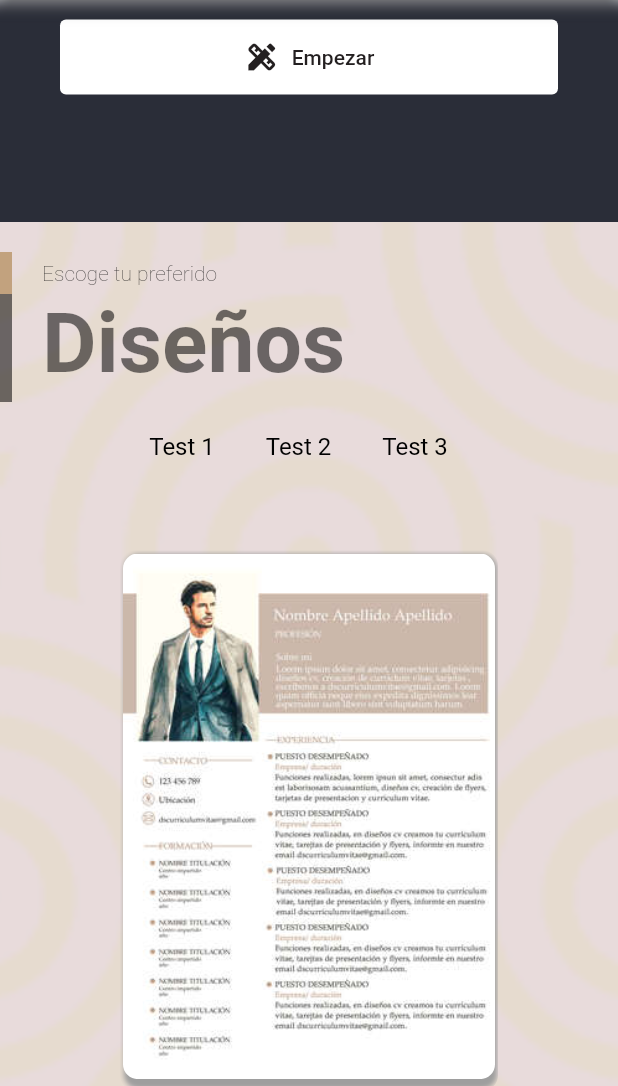
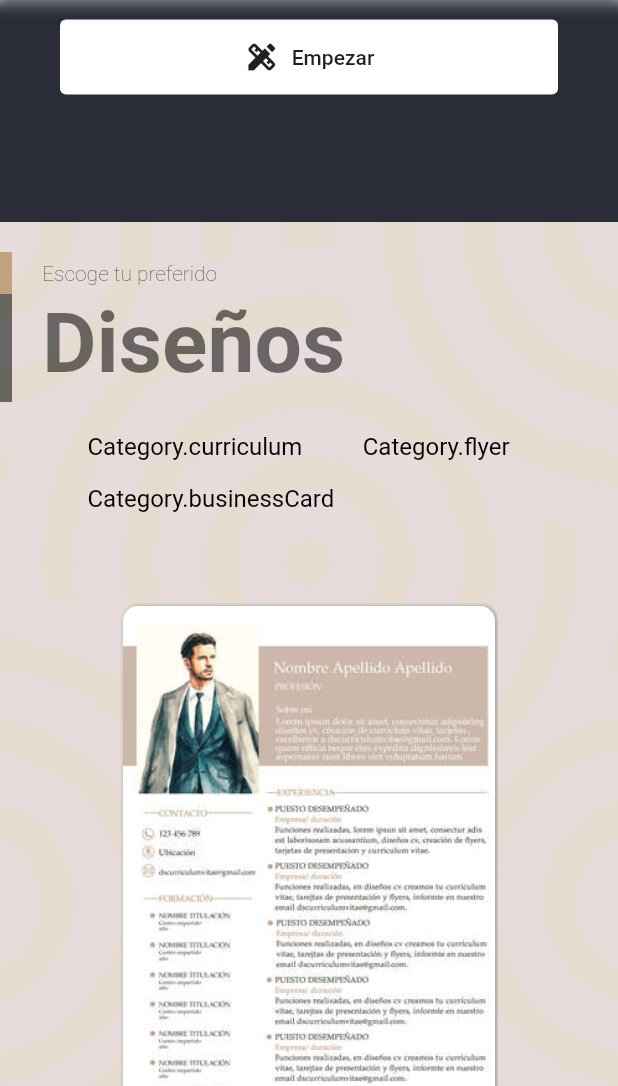
Before and after one commit to xenxi/cv-desing, a Flutter app: the HomePage screen opened by its route, scrolled down 576 dp, on a phone screen of 412 x 824 dp, the part 150-1236 px from its top. Run offline on Flutter 3.47's test engine with Material 2 defaults, Android fonts, the light colour scheme and no system bars; our stand-ins replace animate_do, flutter_hooks, font_awesome_flutter, responsive_builder.

Commit message:
add dinamic categories

```diff
--- /dev/null
+++ b/lib/domain/category.dart
@@ -0,0 +1 @@
+enum Category { curriculum, flyer, businessCard }
--- a/lib/domain/desing.dart
+++ b/lib/domain/desing.dart
@@ -1,8 +1,10 @@
+import 'category.dart';
+
 class Desing {
   final int id;
   final String reference;
   final String url;
-  final String category;
+  final Category category;
 
   Desing(
     this.id,
--- a/lib/presentation/coming_soon/coming_soon_page.dart
+++ b/lib/presentation/coming_soon/coming_soon_page.dart
@@ -1,9 +1,5 @@
 import 'package:animate_do/animate_do.dart';
-import 'package:cv_desing_website_flutter/presentation/core/theme.dart';
 import 'package:cv_desing_website_flutter/presentation/shared/social_links.dart';
-import 'package:cv_desing_website_flutter/presentation/shared/social_links/social_button.dart';
-import 'package:cv_desing_website_flutter/presentation/shared/social_links/social_button_data.dart';
-import 'package:cv_desing_website_flutter/presentation/shared/values/social_data.dart';
 import 'package:flutter/material.dart';
 
 import 'widgets/comin_soon_logo.dart';
--- a/lib/presentation/home/sections/blog/blog_section.dart
+++ b/lib/presentation/home/sections/blog/blog_section.dart
@@ -1,5 +1,4 @@
 import 'package:cv_desing_website_flutter/presentation/coming_soon/coming_soon_page.dart';
-import 'package:cv_desing_website_flutter/presentation/coming_soon/widgets/comin_soon_logo.dart';
 import 'package:cv_desing_website_flutter/presentation/home/widgets/section.dart';
 import 'package:flutter/material.dart';
 
--- a/lib/presentation/home/sections/portfolio/portfolio_section.dart
+++ b/lib/presentation/home/sections/portfolio/portfolio_section.dart
@@ -1,8 +1,9 @@
 import 'package:animate_do/animate_do.dart';
+import 'package:cv_desing_website_flutter/domain/category.dart';
 import 'package:cv_desing_website_flutter/presentation/core/theme.dart';
 import 'package:cv_desing_website_flutter/presentation/home/widgets/section.dart';
 import 'package:cv_desing_website_flutter/presentation/shared/section_tittle.dart';
-import 'package:cv_desing_website_flutter/presentation/shared/values/desings_data.dart';
+import 'package:cv_desing_website_flutter/presentation/shared/values/desing_data.dart';
 import 'package:cv_desing_website_flutter/presentation/shared/values/image_path.dart';
 import 'package:cv_desing_website_flutter/presentation/shared/values/location.dart';
 import 'package:flutter/material.dart';
@@ -10,14 +11,15 @@ import 'widgets/project_categories/project_categories.dart';
 import 'widgets/project_categories/project_category_data.dart';
 import 'widgets/project_item/project_item.dart';
 
-final categoriesData = [
-  ProjectCategoryData(number: 0, title: 'Test 1'),
-  ProjectCategoryData(number: 1, title: 'Test 2'),
-  ProjectCategoryData(number: 2, title: 'Test 3'),
-];
-
 class PortfolioSection extends StatelessWidget {
   final curriculumsData = DesingData.desings;
+  final categoriesData = Category.values
+      .map((category) => ProjectCategoryData(
+          number:
+              DesingData.desings.where((e) => e.category == category).length,
+          title: category.toString()))
+      .toList();
+
   PortfolioSection({Key? key}) : super(key: key);
 
   @override
@@ -38,7 +40,14 @@ class PortfolioSection extends StatelessWidget {
           const SizedBox(
             height: 40.0,
           ),
-          GridView.builder(
+          _buildItems()
+        ],
+      ),
+    );
+  }
+
+  GridView _buildItems() {
+    return GridView.builder(
         shrinkWrap: true,
         padding: EdgeInsets.symmetric(
             vertical: CustomTheme.defaultPadding,
@@ -48,13 +57,10 @@ class PortfolioSection extends StatelessWidget {
         itemBuilder: (context, index) => FadeIn(
               child: ProjectItem(
                 title: curriculumsData[index].reference,
-                      subtitle: curriculumsData[index].category,
+                subtitle: curriculumsData[index].category.toString(),
                 imageUrl: curriculumsData[index].url,
               ),
-                  ))
-        ],
-      ),
-    );
+            ));
   }
 
   BoxDecoration _buildSectionDecoration() {
--- /dev/null
+++ b/lib/presentation/shared/values/category_data.dart
@@ -0,0 +1,3 @@
+class CategoryData {
+  static final cagegories = [];
+}
--- /dev/null
+++ b/lib/presentation/shared/values/desing_data.dart
@@ -0,0 +1,20 @@
+import 'package:cv_desing_website_flutter/domain/category.dart';
+import 'package:cv_desing_website_flutter/domain/desing.dart';
+
+class DesingData {
+  static final desings = [
+    Desing(1, 'CV12A', 'assets/cvs/thumbnail/CV12A.jpg', Category.curriculum),
+    Desing(2, 'CV12B', 'assets/cvs/thumbnail/CV12B.jpg', Category.curriculum),
+    Desing(3, 'CV12C', 'assets/cvs/thumbnail/CV12C.jpg', Category.curriculum),
+    Desing(4, 'CV12E', 'assets/cvs/thumbnail/CV12E.jpg', Category.curriculum),
+    Desing(5, 'CV12H', 'assets/cvs/thumbnail/CV12H.jpg', Category.curriculum),
+    Desing(6, 'CV12J', 'assets/cvs/thumbnail/CV12J.jpg', Category.curriculum),
+    Desing(7, 'CV12K', 'assets/cvs/thumbnail/CV12K.jpg', Category.curriculum),
+    Desing(8, 'CV12M', 'assets/cvs/thumbnail/CV12M.jpg', Category.curriculum),
+    Desing(9, 'CV12N', 'assets/cvs/thumbnail/CV12N.jpg', Category.curriculum),
+    Desing(10, 'CV12O', 'assets/cvs/thumbnail/CV12O.jpg', Category.curriculum),
+    Desing(11, 'CV12P', 'assets/cvs/thumbnail/CV12P.jpg', Category.curriculum),
+    Desing(12, 'CV12Q', 'assets/cvs/thumbnail/CV12Q.jpg', Category.curriculum),
+    Desing(13, 'CV12R', 'assets/cvs/thumbnail/CV12R.jpg', Category.curriculum),
+  ];
+}
--- a/lib/presentation/shared/values/desings_data.dart
+++ /dev/null
@@ -1,19 +0,0 @@
-import 'package:cv_desing_website_flutter/domain/desing.dart';
-
-class DesingData {
-  static final desings = [
-    Desing(1, 'CV12A', 'assets/cvs/thumbnail/CV12A.jpg', 'Curriculum'),
-    Desing(2, 'CV12B', 'assets/cvs/thumbnail/CV12B.jpg', 'Curriculum'),
-    Desing(3, 'CV12C', 'assets/cvs/thumbnail/CV12C.jpg', 'Curriculum'),
-    Desing(4, 'CV12E', 'assets/cvs/thumbnail/CV12E.jpg', 'Curriculum'),
-    Desing(5, 'CV12H', 'assets/cvs/thumbnail/CV12H.jpg', 'Curriculum'),
-    Desing(6, 'CV12J', 'assets/cvs/thumbnail/CV12J.jpg', 'Curriculum'),
-    Desing(7, 'CV12K', 'assets/cvs/thumbnail/CV12K.jpg', 'Curriculum'),
-    Desing(8, 'CV12M', 'assets/cvs/thumbnail/CV12M.jpg', 'Curriculum'),
-    Desing(9, 'CV12N', 'assets/cvs/thumbnail/CV12N.jpg', 'Curriculum'),
-    Desing(10, 'CV12O', 'assets/cvs/thumbnail/CV12O.jpg', 'Curriculum'),
-    Desing(11, 'CV12P', 'assets/cvs/thumbnail/CV12P.jpg', 'Curriculum'),
-    Desing(12, 'CV12Q', 'assets/cvs/thumbnail/CV12Q.jpg', 'Curriculum'),
-    Desing(13, 'CV12R', 'assets/cvs/thumbnail/CV12R.jpg', 'Curriculum'),
-  ];
-}
```
Lines whose indentation alone changed are shown as unchanged.
